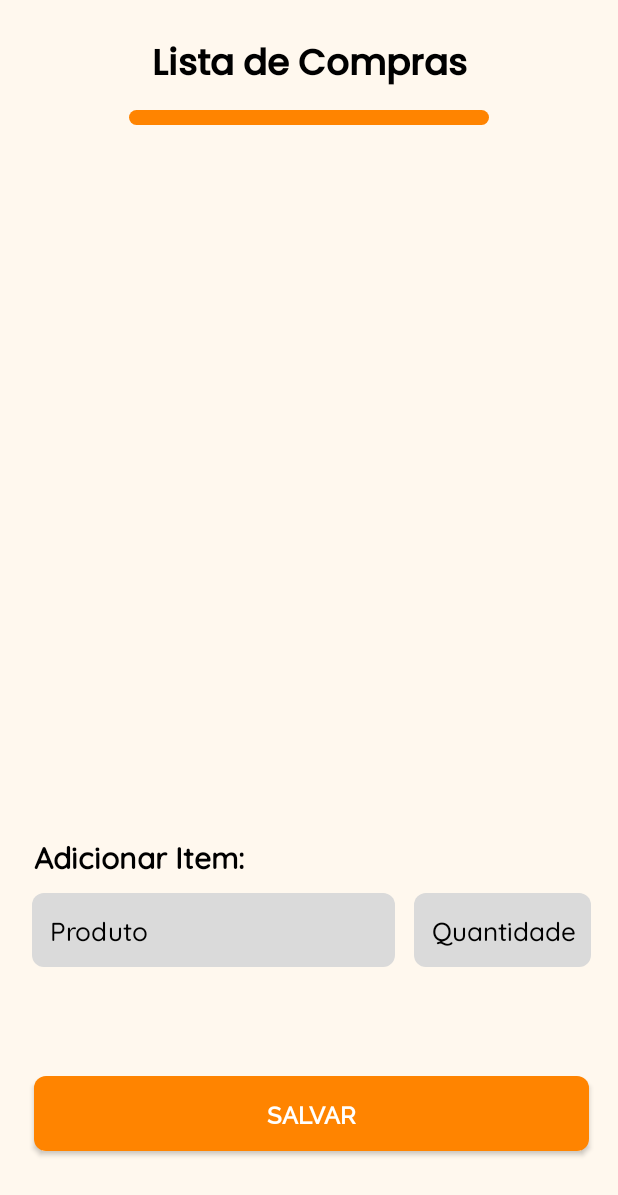
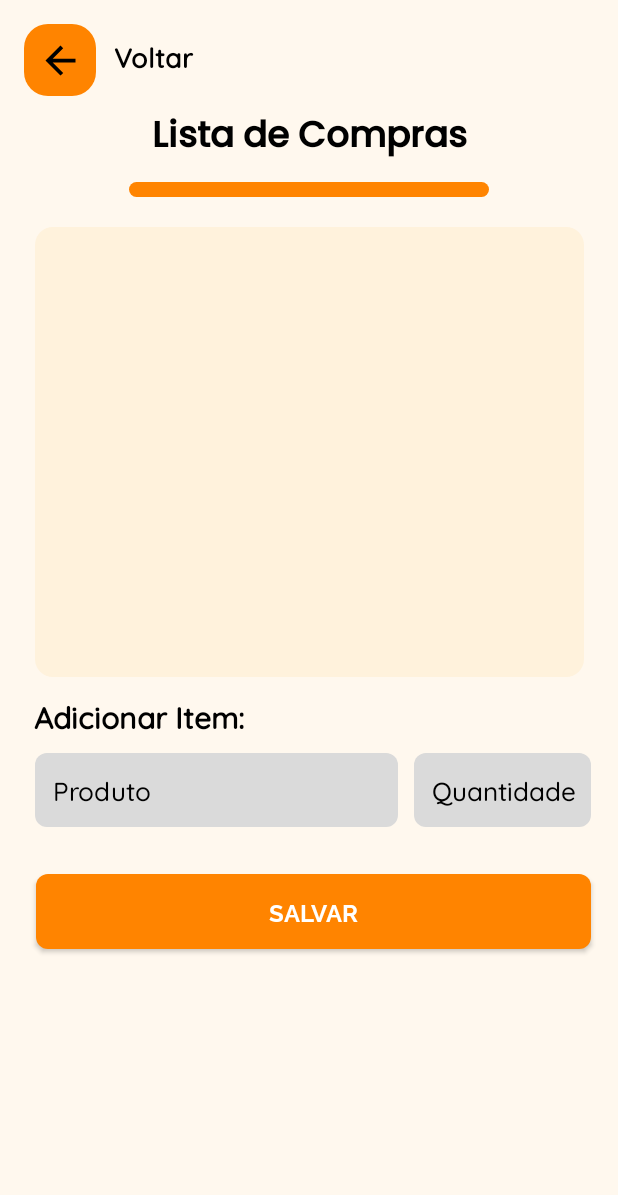
Before and after one commit to ratio-culinae-proj-final/RC-Android, an Android app: the ShoppingActivity screen opened directly, with no data from a screen before it, on a phone screen of 412 x 824 dp. Shown: the top 1195 px of the screen. Run offline under Robolectric (Android 15) with nearby library versions, the phone set to English and light mode, and no system bars; our stand-ins replace Room's generated code.

Commit message:
arrumando mais coisas de design, colocando botoes de voltar, etc

```diff
--- a/app/src/main/java/com/example/ratioculinae/database/dao/CompraDAO.java
+++ b/app/src/main/java/com/example/ratioculinae/database/dao/CompraDAO.java
@@ -12,7 +12,7 @@ import java.util.List;
 @Dao
 public interface CompraDAO {
     @Insert
-    void insert(Compra compra);
+    long insert(Compra compra);
 
     @Query("SELECT * FROM tab_compras")
     List<Compra> listarCompras();
--- a/app/src/main/java/com/example/ratioculinae/screens/ReceitasFavoritasActivity.java
+++ b/app/src/main/java/com/example/ratioculinae/screens/ReceitasFavoritasActivity.java
@@ -3,6 +3,7 @@ package com.example.ratioculinae.screens;
 import android.app.Dialog;
 import android.os.Bundle;
 import android.widget.Button;
+import android.widget.ImageButton;
 import android.widget.ImageView;
 import android.widget.TextView;
 import android.widget.Toast;
@@ -31,8 +32,11 @@ public class ReceitasFavoritasActivity extends AppCompatActivity {
         EdgeToEdge.enable(this);
         setContentView(R.layout.activity_receitas_favoritas);
 
+        ImageButton btnVoltar = findViewById(R.id.btnVoltar);
         RecyclerView recyclerView = findViewById(R.id.recyclerFavoritas);
         recyclerView.setLayoutManager(new LinearLayoutManager(this));
+
+        btnVoltar.setOnClickListener(v -> finish());
 
         new Thread(() -> {
             AppDatabase db = AppDatabase.getInstance(getApplicationContext());
--- a/app/src/main/java/com/example/ratioculinae/screens/ShoppingActivity.java
+++ b/app/src/main/java/com/example/ratioculinae/screens/ShoppingActivity.java
@@ -1,21 +1,15 @@
 package com.example.ratioculinae.screens;
 
-import android.content.Intent;
 import android.os.Bundle;
-import android.view.View;
 import android.widget.Button;
 import android.widget.EditText;
-import android.widget.FrameLayout;
+import android.widget.ImageButton;
 import android.widget.LinearLayout;
 import android.widget.RadioButton;
-import android.widget.RadioGroup;
 import android.widget.Toast;
 
 import androidx.activity.EdgeToEdge;
 import androidx.appcompat.app.AppCompatActivity;
-import androidx.core.graphics.Insets;
-import androidx.core.view.ViewCompat;
-import androidx.core.view.WindowInsetsCompat;
 
 import com.example.ratioculinae.R;
 import com.example.ratioculinae.database.AppDatabase;
@@ -27,7 +21,9 @@ public class ShoppingActivity extends AppCompatActivity {
     private EditText produto, quantidade;
     private Button adicionar;
     private LinearLayout lista;
+    private ImageButton btnVoltar;
     private AppDatabase db;
+
     @Override
     protected void onCreate(Bundle savedInstanceState) {
         super.onCreate(savedInstanceState);
@@ -39,64 +35,70 @@ public class ShoppingActivity extends AppCompatActivity {
         carregarLista();
     }
 
-    private void carregarLista() {
-
-        new Thread(() -> {
-
-            List<Compra> listaCl = db.compraDAO().listarCompras();
-
-            for (Compra item : listaCl) {
-                RadioButton rb = new RadioButton(ShoppingActivity.this);
-                rb.setText(item.getProdutoQuantidade());
-                rb.setId(item.getId());
-                lista.addView(rb);
-                rb.setOnClickListener(v -> {
-                    new  Thread(new Runnable() {
-                        @Override
-                        public void run() {
-                            db.compraDAO().delete(item);
-                            runOnUiThread(() -> lista.removeView(rb));
-                        }
-                    }).start();
-                });
-            }
-        }).start();
-    }
-
-    private void configurarListeners() {
-        adicionar.setOnClickListener(v -> {
-            salvarProduto();
-        });
-    }
-
-    private void salvarProduto() {
-        String setProduto = produto.getText().toString();
-        String quantidadeGet = quantidade.getText().toString().trim();
-        Compra item = new Compra();
-
-        if (setProduto.isEmpty() || quantidadeGet.isEmpty()) {
-            exibirMensagem("É necessario o nome do produto e a quantiddade faltante");
-            return;
-        }
-        int setQuantidade = Integer.parseInt(quantidadeGet);
-
-        Compra produtoCl = new Compra(setProduto, setQuantidade);
-        new Thread(() -> {
-            db.compraDAO().insert(produtoCl);
-
-            runOnUiThread(() -> {
-                exibirMensagem("Inserido com sucesso!");
-                startActivity(new Intent(ShoppingActivity.this, ShoppingActivity.class));
-            });
-        }).start();
-    }
-
     private void inicializarComponentes() {
         produto = findViewById(R.id.comprasProduto);
         quantidade = findViewById(R.id.comprasQuantidadde);
         adicionar = findViewById(R.id.comprasAdd);
         lista = findViewById(R.id.listaLayout);
+        btnVoltar = findViewById(R.id.btnVoltar);
         db = AppDatabase.getInstance(getApplicationContext());
+    }
+
+    private void configurarListeners() {
+        adicionar.setOnClickListener(v -> salvarProduto());
+        btnVoltar.setOnClickListener(v -> finish());
+    }
+
+    private void carregarLista() {
+        new Thread(() -> {
+            List<Compra> listaCompras = db.compraDAO().listarCompras();
+
+            runOnUiThread(() -> {
+                lista.removeAllViews();
+                for (Compra item : listaCompras) {
+                    adicionarItemNaTela(item);
+                }
+            });
+        }).start();
+    }
+
+    private void salvarProduto() {
+        String nomeProduto = produto.getText().toString().trim();
+        String quantidadeStr = quantidade.getText().toString().trim();
+
+        if (nomeProduto.isEmpty() || quantidadeStr.isEmpty()) {
+            exibirMensagem("É necessário preencher o nome e a quantidade.");
+            return;
+        }
+
+        int qtd = Integer.parseInt(quantidadeStr);
+        Compra novaCompra = new Compra(nomeProduto, qtd);
+
+        new Thread(() -> {
+            long novoId = db.compraDAO().insert(novaCompra);
+            novaCompra.setId((int) novoId);
+
+            runOnUiThread(() -> {
+                exibirMensagem("Produto adicionado!");
+                adicionarItemNaTela(novaCompra);
+                produto.setText("");
+                quantidade.setText("");
+            });
+        }).start();
+    }
+
+    private void adicionarItemNaTela(Compra item) {
+        RadioButton rb = new RadioButton(this);
+        rb.setText(item.getProdutoQuantidade());
+        rb.setId(item.getId());
+        lista.addView(rb);
+
+        rb.setOnClickListener(v -> {
+            new Thread(() -> {
+                db.compraDAO().delete(item);
+                runOnUiThread(() -> lista.removeView(rb));
+            }).start();
+        });
     }
 
     private void exibirMensagem(String texto) {
--- a/app/src/main/res/layout/activity_shopping.xml
+++ b/app/src/main/res/layout/activity_shopping.xml
@@ -9,12 +9,41 @@
     android:background="#FFF8EE"
     tools:context=".screens.ShoppingActivity">
 
+    <ImageButton
+        android:id="@+id/btnVoltar"
+        android:layout_width="48dp"
+        android:layout_height="48dp"
+        android:layout_margin="16dp"
+        android:layout_marginStart="30dp"
+        android:layout_marginTop="28dp"
+        android:background="@drawable/rounded_orange"
+        android:contentDescription="Voltar"
+        android:src="@drawable/arrow_back_24dp_e3e3e3_fill0_wght400_grad0_opsz24"
+        app:layout_constraintStart_toStartOf="parent"
+        app:layout_constraintTop_toTopOf="parent"
+        app:tint="@android:color/black" />
+
+    <TextView
+        android:id="@+id/tvVoltar"
+        style="@style/CorpoTexto"
+        android:layout_width="217dp"
+        android:layout_height="27dp"
+        android:layout_marginStart="12dp"
+        android:layout_marginTop="24dp"
+        android:text="Voltar"
+        android:textAlignment="textStart"
+        android:textColor="#000000"
+        android:textSize="18sp"
+        android:textStyle="bold"
+        app:layout_constraintStart_toEndOf="@+id/btnVoltar"
+        app:layout_constraintTop_toTopOf="parent" />
+
     <TextView
         android:id="@+id/tvTituloCompras"
         style="@style/Titulo"
         android:layout_width="285dp"
         android:layout_height="48dp"
-        android:layout_marginTop="24dp"
+        android:layout_marginTop="72dp"
         android:text="Lista de Compras"
         android:textAlignment="center"
         android:textColor="@color/black"
@@ -36,10 +65,13 @@
 
     <LinearLayout
         android:id="@+id/listaLayout"
-        android:layout_width="370dp"
-        android:layout_height="441dp"
+        android:layout_width="366dp"
+        android:layout_height="300dp"
         android:layout_marginTop="20dp"
         android:orientation="vertical"
+        android:background="@drawable/listview_background"
+        android:divider="#B0B0B0"
+        style="@style/CorpoTexto"
         app:layout_constraintEnd_toEndOf="@id/tvTituloCompras"
         app:layout_constraintStart_toStartOf="@id/tvTituloCompras"
         app:layout_constraintTop_toBottomOf="@id/barraDecorativa5" />
@@ -96,17 +128,19 @@
 
     <androidx.appcompat.widget.AppCompatButton
         android:id="@+id/comprasAdd"
+        style="@style/TextButtonBold"
         android:layout_width="370dp"
         android:layout_height="50dp"
         android:layout_marginTop="16dp"
         android:background="@drawable/button_background_orange"
-        style="@style/TextButton"
         android:text="Salvar"
         android:textColor="@color/white"
         android:textStyle="bold"
+        app:layout_constraintBottom_toBottomOf="parent"
         app:layout_constraintEnd_toEndOf="@id/comprasQuantidadde"
+        app:layout_constraintHorizontal_bias="1.0"
         app:layout_constraintStart_toStartOf="@id/comprasProduto"
         app:layout_constraintTop_toBottomOf="@id/comprasQuantidadde"
-        app:layout_constraintBottom_toBottomOf="parent" />
+        app:layout_constraintVertical_bias="0.074" />
 
 </androidx.constraintlayout.widget.ConstraintLayout>
--- a/app/src/main/res/values/styles.xml
+++ b/app/src/main/res/values/styles.xml
@@ -29,4 +29,9 @@
         <item name="android:textSize">16sp</item>
     </style>
 
+    <style name="ShapeAppearanceOverlay.App.CornerRounded" parent="">
+        <item name="cornerFamily">rounded</item>
+        <item name="cornerSize">12dp</item>
+    </style>
+
 </resources>
```
Also changed, not shown: app/src/main/java/com/example/ratioculinae/screens/CadastroActivity.java (+8 -0 lines), app/src/main/java/com/example/ratioculinae/screens/LoginActivity.java (+9 -0 lines), app/src/main/res/layout/activity_receitas_favoritas.xml (+73 -7 lines), app/src/main/res/layout/item_receita_salva.xml (+22 -14 lines), app/src/main/res/layout/modal_detalhes_favorita.xml (+6 -6 lines), app/src/main/res/layout/modal_detalhes_receita.xml (+8 -7 lines).
